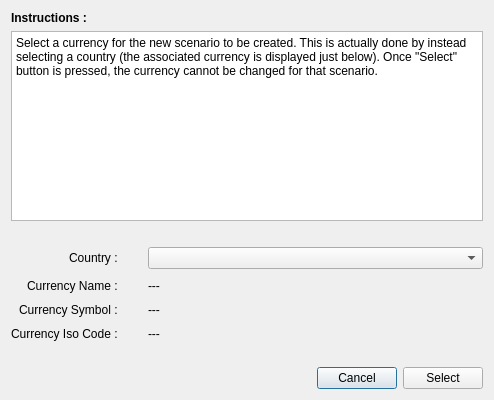
redmoon1945/gbp, file src/selectcountrydialog.ui: the form before one commit.
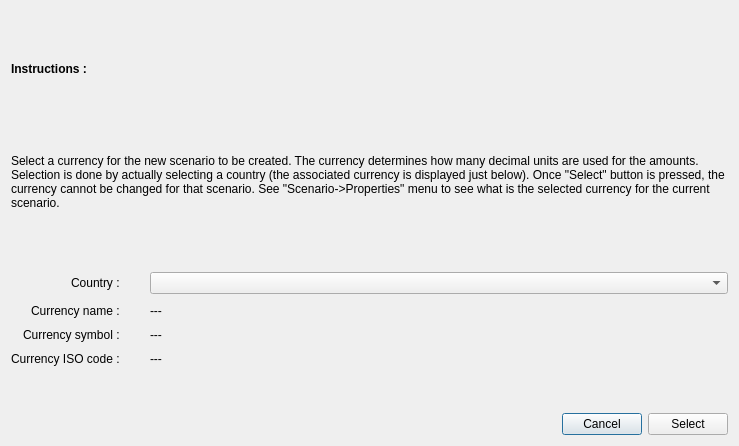
The form after the commit.

What changed in the file:
```diff
--- a/src/selectcountrydialog.ui
+++ b/src/selectcountrydialog.ui
@@ -6,8 +6,8 @@
    <rect>
     <x>0</x>
     <y>0</y>
-    <width>494</width>
-    <height>400</height>
+    <width>739</width>
+    <height>446</height>
    </rect>
   </property>
   <property name="windowTitle">
@@ -29,9 +29,13 @@
       </widget>
      </item>
      <item>
-      <widget class="QPlainTextEdit" name="plainTextEdit">
-       <property name="plainText">
-        <string>Select a currency for the new scenario to be created. This is actually done by instead selecting a country (the associated currency is displayed just below). Once &quot;Select&quot; button is pressed, the currency cannot be changed for that scenario.</string>
+      <widget class="QLabel" name="label_6">
+       <property name="text">
+        <string>Select a currency for the new scenario to be created. The currency determines how many decimal units are used for the amounts. Selection is done by actually selecting a country (the associated currency is displayed just below). Once &quot;Select&quot; button is pressed, the currency cannot be changed for that scenario. See &quot;Scenario-&gt;Properties&quot; menu to see what is the selected currency for the current scenario.
+</string>
+       </property>
+       <property name="wordWrap">
+        <bool>true</bool>
        </property>
       </widget>
      </item>
@@ -72,7 +76,7 @@
             </font>
            </property>
            <property name="text">
-            <string>Currency Iso Code :</string>
+            <string>Currency ISO code :</string>
            </property>
           </widget>
          </item>
@@ -84,7 +88,7 @@
             </font>
            </property>
            <property name="text">
-            <string>Currency Symbol :</string>
+            <string>Currency symbol :</string>
            </property>
           </widget>
          </item>
@@ -96,7 +100,7 @@
             </font>
            </property>
            <property name="text">
-            <string>Currency Name :</string>
+            <string>Currency name :</string>
            </property>
           </widget>
          </item>
```
Left out of the diff: 12 changed lines with no effect on the pictures.
